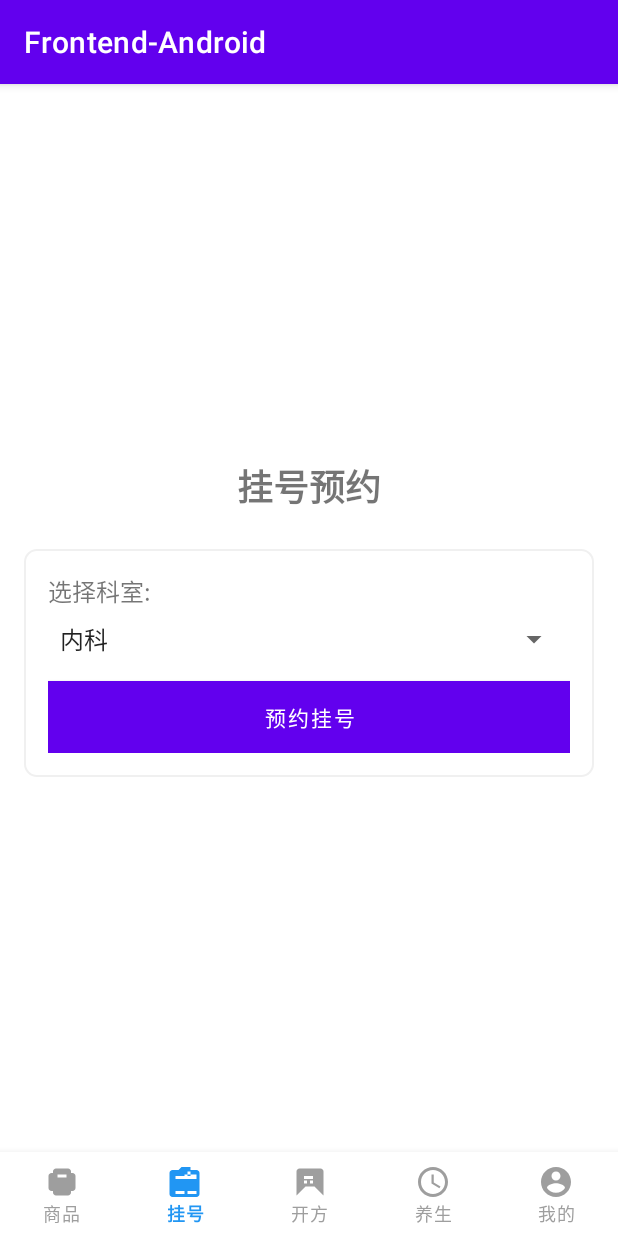
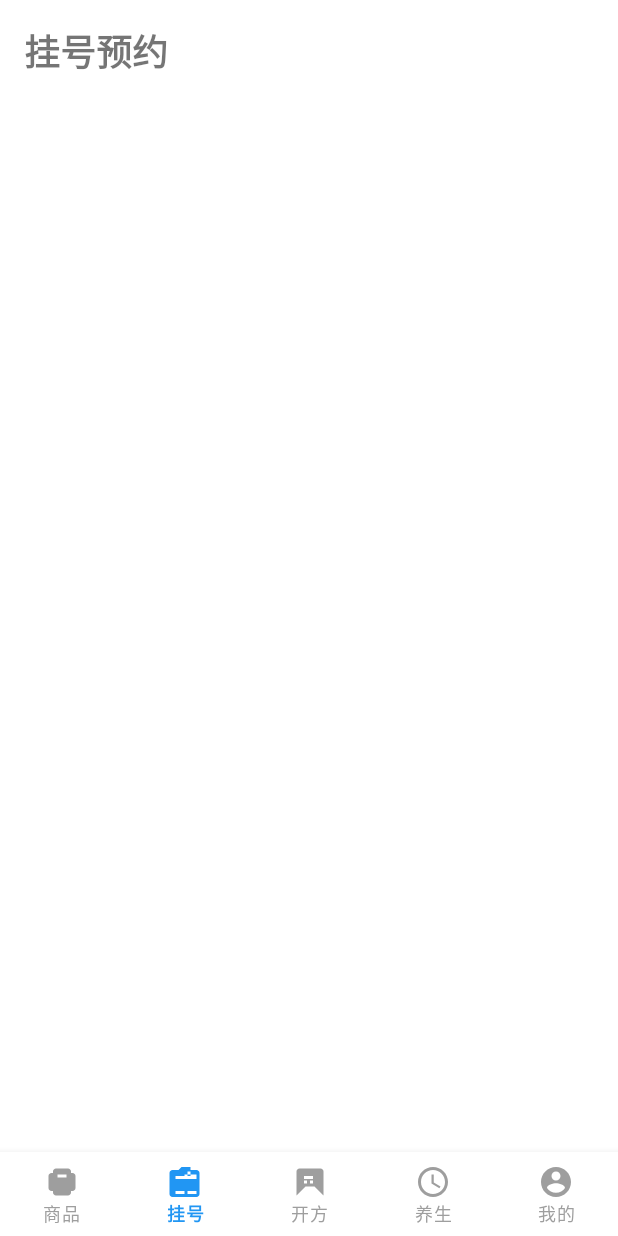
Before and after one commit to yanggao178/RunYiTong, an Android app: the screen it shows after launch (MainActivity), item 2 of the bottom bar chosen, on a phone screen of 412 x 824 dp. Run offline under Robolectric (Android 15) with nearby library versions, the phone set to English and light mode, and no system bars.

Commit message:
修改了挂号fragment，增加了开方fragment的界面。

```diff
--- a/app/src/main/java/com/wenteng/frontend_android/MainActivity.java
+++ b/app/src/main/java/com/wenteng/frontend_android/MainActivity.java
@@ -21,6 +21,11 @@ public class MainActivity extends AppCompatActivity {
     protected void onCreate(Bundle savedInstanceState) {
         super.onCreate(savedInstanceState);
         setContentView(R.layout.activity_main);
+
+        // 隐藏ActionBar以移除Frontend-Android标题
+        if (getSupportActionBar() != null) {
+            getSupportActionBar().hide();
+        }
 
         bottomNavigationView = findViewById(R.id.bottom_navigation);
 
--- a/app/src/main/res/layout/fragment_registration.xml
+++ b/app/src/main/res/layout/fragment_registration.xml
@@ -2,7 +2,7 @@
 <LinearLayout xmlns:android="http://schemas.android.com/apk/res/android"
     android:layout_width="match_parent"
     android:layout_height="match_parent"
-    android:gravity="center"
+    android:gravity="top|start"
     android:orientation="vertical"
     android:padding="16dp">
 
@@ -13,34 +13,6 @@
         android:textSize="24sp"
         android:textStyle="bold" />
 
-    <LinearLayout
-        android:layout_width="match_parent"
-        android:layout_height="wrap_content"
-        android:layout_marginTop="24dp"
-        android:orientation="vertical"
-        android:padding="16dp"
-        android:background="@drawable/bg_card">
-
-        <TextView
-            android:layout_width="wrap_content"
-            android:layout_height="wrap_content"
-            android:text="选择科室:"
-            android:textSize="16sp" />
-
-        <Spinner
-            android:layout_width="match_parent"
-            android:layout_height="wrap_content"
-            android:layout_marginTop="8dp"
-            android:entries="@array/departments"
-            android:prompt="@string/select_department_prompt" />
-
-        <Button
-            android:layout_width="match_parent"
-            android:layout_height="wrap_content"
-            android:layout_marginTop="16dp"
-            android:background="@color/primary_color"
-            android:text="预约挂号"
-            android:textColor="@color/white" />
-    </LinearLayout>
+    <!-- 选择科室、checkbox和预约挂号按钮已移除 -->
 
 </LinearLayout>
```
